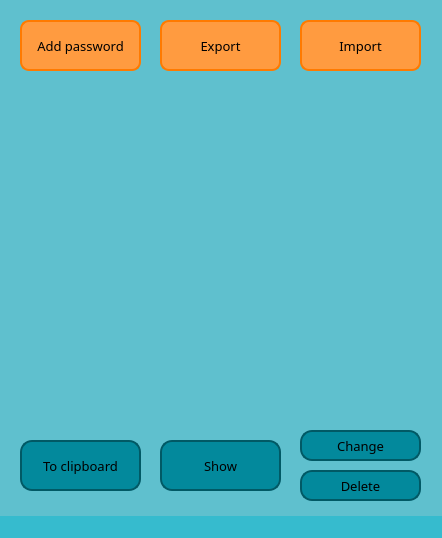
Onnya/PasswordFind, file main.ui: the form before one commit.
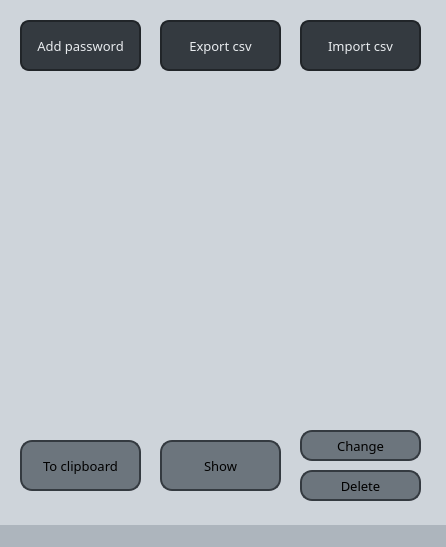
The form after the commit.

Commit message: New super extra nice color palette

```diff
--- a/main.ui
+++ b/main.ui
@@ -6,8 +6,8 @@
    <rect>
     <x>0</x>
     <y>0</y>
-    <width>442</width>
-    <height>538</height>
+    <width>446</width>
+    <height>547</height>
    </rect>
   </property>
   <property name="font">
@@ -20,7 +20,7 @@
   </property>
   <widget class="QWidget" name="centralwidget">
    <property name="styleSheet">
-    <string notr="true">background-color: #5FC0CE;</string>
+    <string notr="true">background-color: #CED4DA;</string>
    </property>
    <widget class="QListWidget" name="listWidget">
     <property name="geometry">
@@ -65,10 +65,10 @@
     <property name="styleSheet">
      <string notr="true">QPushButton:pressed { background-color: #5DC8CD }
 QPushButton {
-background-color:#03899C;
+background-color:#6C757D;
 border-radius:12px;
 border-style: solid;
-border-color:#015965;
+border-color:#343A40;
 border-width:2px;}</string>
     </property>
     <property name="text">
@@ -96,10 +96,10 @@
     <property name="styleSheet">
      <string notr="true">QPushButton:pressed { background-color: #5DC8CD }
 QPushButton {
-background-color:#03899C;
+background-color:#6C757D;
 border-radius:12px;
 border-style: solid;
-border-color:#015965;
+border-color:#343A40;
 border-width:2px;}</string>
     </property>
     <property name="text">
@@ -127,10 +127,10 @@
     <property name="styleSheet">
      <string notr="true">QPushButton:pressed { background-color: #5DC8CD }
 QPushButton {
-background-color:#03899C;
+background-color:#6C757D;
 border-radius:12px;
 border-style: solid;
-border-color:#015965;
+border-color:#343A40;
 border-width:2px;}</string>
     </property>
     <property name="text">
@@ -160,11 +160,12 @@
     <property name="styleSheet">
      <string notr="true">QPushButton:pressed { background-color: #BF7530 }
 QPushButton {
-background-color:#FF9B40;
+background-color:#343A40;
 border-radius:9px;
 border-style: solid;
-border-color:#FF7A00;
-border-width:2px;}</string>
+border-color:#212529;
+border-width:2px;
+color:#E9ECEF}</string>
     </property>
     <property name="text">
      <string>Add password</string>
@@ -188,14 +189,15 @@
     <property name="styleSheet">
      <string notr="true">QPushButton:pressed { background-color: #BF7530 }
 QPushButton {
-background-color:#FF9B40;
+background-color:#343A40;
 border-radius:9px;
 border-style: solid;
-border-color:#FF7A00;
-border-width:2px;}</string>
+border-color:#212529;
+border-width:2px;
+color:#E9ECEF}</string>
     </property>
     <property name="text">
-     <string>Export</string>
+     <string>Export csv</string>
     </property>
    </widget>
    <widget class="QPushButton" name="importBtn">
@@ -216,14 +218,15 @@
     <property name="styleSheet">
      <string notr="true">QPushButton:pressed { background-color: #BF7530 }
 QPushButton {
-background-color:#FF9B40;
+background-color:#343A40;
 border-radius:9px;
 border-style: solid;
-border-color:#FF7A00;
-border-width:2px;}</string>
+border-color:#212529;
+border-width:2px;
+color:#E9ECEF}</string>
     </property>
     <property name="text">
-     <string>Import</string>
+     <string>Import csv</string>
     </property>
    </widget>
    <widget class="QPushButton" name="showBtn">
@@ -244,10 +247,10 @@
     <property name="styleSheet">
      <string notr="true">QPushButton:pressed { background-color: #5DC8CD }
 QPushButton {
-background-color:#03899C;
+background-color:#6C757D;
 border-radius:12px;
 border-style: solid;
-border-color:#015965;
+border-color:#343A40;
 border-width:2px;}</string>
     </property>
     <property name="text">
@@ -260,7 +263,7 @@
   </widget>
   <widget class="QStatusBar" name="statusbar">
    <property name="styleSheet">
-    <string notr="true">background-color:#36BBCE</string>
+    <string notr="true">background-color:#ADB5BD</string>
    </property>
   </widget>
  </widget>
```
Left out of the diff: 14 changed lines with no effect on the pictures. The commit also changes 1 other file.
